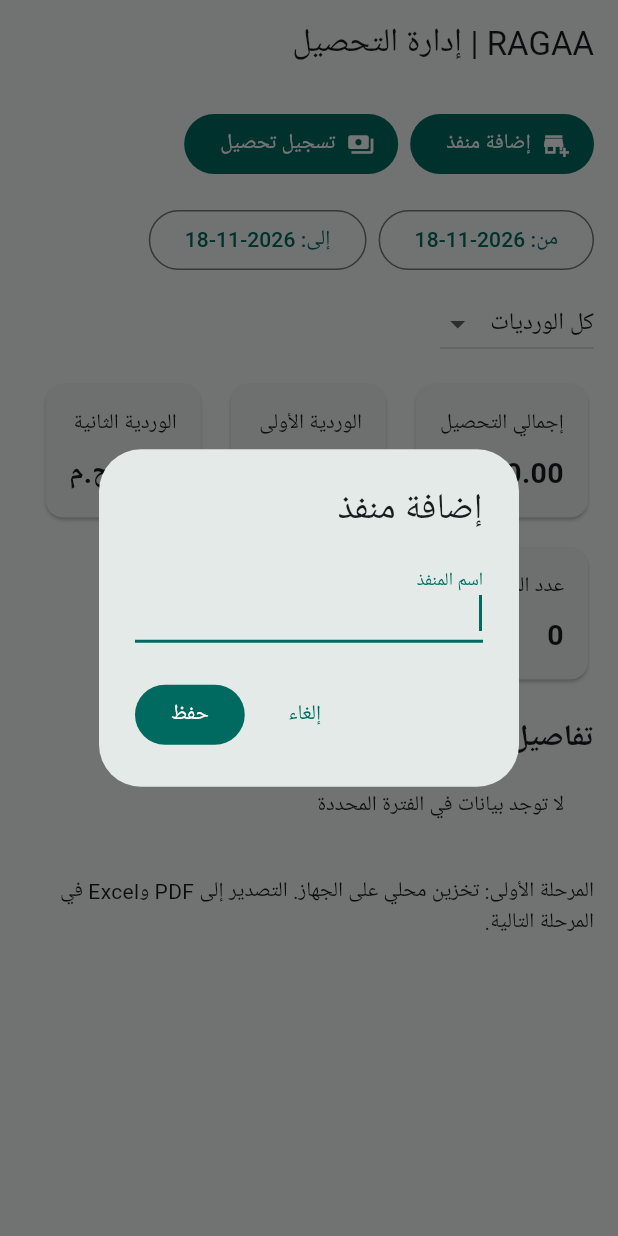
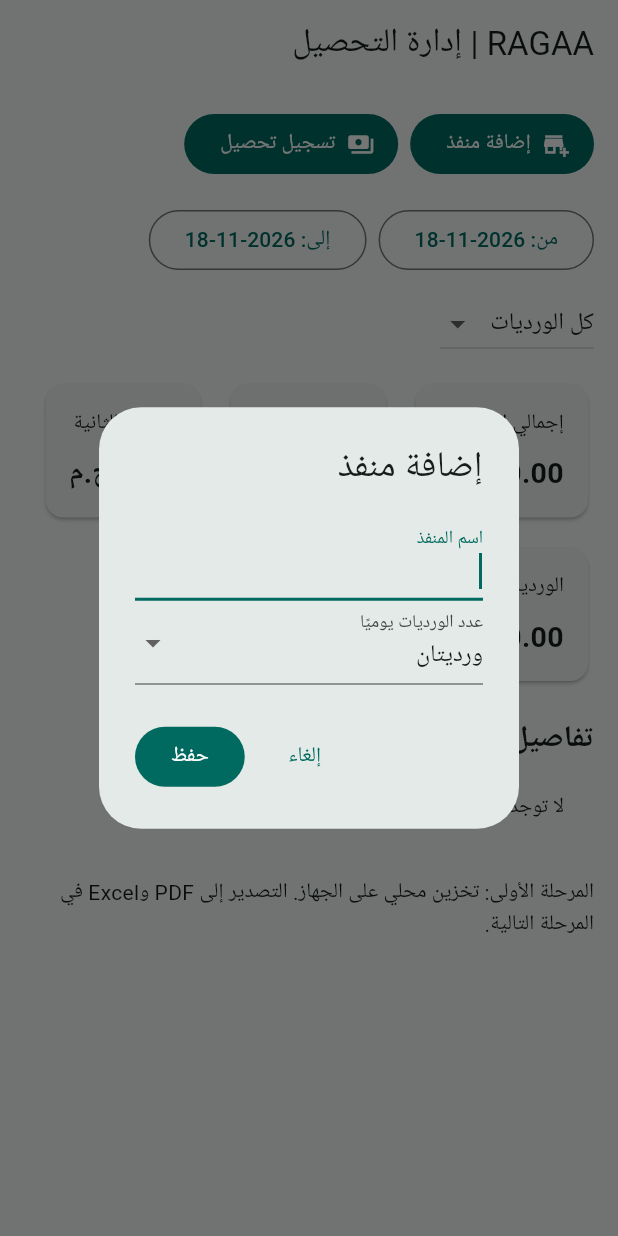
Before and after one commit to ahmadtefa/RAGAA, a Flutter app: the screen it shows after launch, after a tap on "إضافة منفذ", on a phone screen of 412 x 824 dp. Run offline on Flutter 3.47's test engine with Material 3 defaults, Android fonts, the phone set to English and light mode, and no system bars; our stand-ins replace shared_preferences.

Commit message:
feat: configure two or three shifts per outlet

```diff
--- a/lib/main.dart
+++ b/lib/main.dart
@@ -7,9 +7,10 @@ void main() => runApp(const RagaaApp());
 class Outlet {
   final String id;
   final String name;
-  const Outlet(this.id, this.name);
-  Map<String, dynamic> toJson() => {'id': id, 'name': name};
-  factory Outlet.fromJson(Map<String, dynamic> j) => Outlet(j['id'] as String, j['name'] as String);
+  final int shiftCount;
+  const Outlet(this.id, this.name, this.shiftCount);
+  Map<String, dynamic> toJson() => {'id': id, 'name': name, 'shiftCount': shiftCount};
+  factory Outlet.fromJson(Map<String, dynamic> j) => Outlet(j['id'] as String, j['name'] as String, (j['shiftCount'] as int?) ?? 2);
 }
 
 class Collection {
@@ -47,18 +48,19 @@ class RagaaStore extends ChangeNotifier {
     notifyListeners();
   }
 
-  Future<void> addOutlet(String name) async {
+  Future<void> addOutlet(String name, int shiftCount) async {
+    if (shiftCount != 2 && shiftCount != 3) throw const FormatException('عدد الورديات يجب أن يكون 2 أو 3');
     final clean = name.trim();
     if (clean.isEmpty || outlets.any((o) => o.name.toLowerCase() == clean.toLowerCase())) {
       throw const FormatException('اسم المنفذ فارغ أو مكرر');
     }
-    outlets.add(Outlet(DateTime.now().microsecondsSinceEpoch.toString(), clean));
+    outlets.add(Outlet(DateTime.now().microsecondsSinceEpoch.toString(), clean, shiftCount));
     await _save();
   }
 
   Future<void> saveCollection(Collection record) async {
     if (!outlets.any((o) => o.id == record.outletId) ||
-        record.shift < 1 || record.shift > 2 || record.piastres < 0 ||
+        record.shift < 1 || record.shift > outlets.firstWhere((o) => o.id == record.outletId).shiftCount || record.piastres < 0 ||
         DateTime.tryParse(record.day) == null) {
       throw const FormatException('بيانات التحصيل غير صحيحة');
     }
@@ -121,13 +123,17 @@ class _HomePageState extends State<HomePage> {
 
   Future<void> _addOutlet() async {
     final controller = TextEditingController();
+    int shiftCount = 2;
     final name = await showDialog<String>(context: context, builder: (ctx) =>
-      AlertDialog(title: const Text('إضافة منفذ'), content: TextField(controller: controller, autofocus: true, decoration: const InputDecoration(labelText: 'اسم المنفذ')),
+      StatefulBuilder(builder: (ctx, update) => AlertDialog(title: const Text('إضافة منفذ'), content: Column(mainAxisSize: MainAxisSize.min, children: [
+        TextField(controller: controller, autofocus: true, decoration: const InputDecoration(labelText: 'اسم المنفذ')),
+        DropdownButtonFormField<int>(initialValue: shiftCount, decoration: const InputDecoration(labelText: 'عدد الورديات يوميًا'), items: const [DropdownMenuItem(value: 2, child: Text('ورديتان')), DropdownMenuItem(value: 3, child: Text('3 ورديات'))], onChanged: (v) { if (v != null) update(() => shiftCount = v); }),
+      ]),
         actions: [TextButton(onPressed: () => Navigator.pop(ctx), child: const Text('إلغاء')),
-          FilledButton(onPressed: () => Navigator.pop(ctx, controller.text), child: const Text('حفظ'))]));
+          FilledButton(onPressed: () => Navigator.pop(ctx, controller.text), child: const Text('حفظ'))])));
     controller.dispose();
     if (name == null) return;
-    try { await store.addOutlet(name); } catch (e) { _error(e.toString()); }
+    try { await store.addOutlet(name, shiftCount); } catch (e) { _error(e.toString()); }
   }
 
   Future<void> _addCollection() async {
@@ -136,15 +142,16 @@ class _HomePageState extends State<HomePage> {
     int selectedShift = 1;
     DateTime day = DateTime.now();
     final amount = TextEditingController();
+    int countFor(String id) => store.outlets.firstWhere((o) => o.id == id).shiftCount;
     final result = await showDialog<Collection>(context: context, builder: (ctx) =>
       StatefulBuilder(builder: (ctx, update) => AlertDialog(
         title: const Text('تسجيل تحصيل وردية'),
         content: SingleChildScrollView(child: Column(mainAxisSize: MainAxisSize.min, children: [
           DropdownButtonFormField<String>(initialValue: outletId, decoration: const InputDecoration(labelText: 'المنفذ'),
             items: store.outlets.map((o) => DropdownMenuItem(value: o.id, child: Text(o.name))).toList(),
-            onChanged: (v) { if (v != null) update(() => outletId = v); }),
+            onChanged: (v) { if (v != null) update(() { outletId = v; if (selectedShift > countFor(v)) selectedShift = 1; }); }),
           DropdownButtonFormField<int>(initialValue: selectedShift, decoration: const InputDecoration(labelText: 'الوردية'),
-            items: const [DropdownMenuItem(value: 1, child: Text('الأولى')), DropdownMenuItem(value: 2, child: Text('الثانية'))],
+            items: List.generate(countFor(outletId), (i) => DropdownMenuItem(value: i + 1, child: Text('الوردية ${i + 1}'))),
             onChanged: (v) { if (v != null) update(() => selectedShift = v); }),
           TextButton.icon(onPressed: () async {
             final picked = await showDatePicker(context: ctx, initialDate: day, firstDate: DateTime(2020), lastDate: DateTime(2100));
@@ -198,6 +205,7 @@ class _HomePageState extends State<HomePage> {
     final total = rows.fold<int>(0, (sum, c) => sum + c.piastres);
     final shiftOne = rows.where((c) => c.shift == 1).fold<int>(0, (sum, c) => sum + c.piastres);
     final shiftTwo = rows.where((c) => c.shift == 2).fold<int>(0, (sum, c) => sum + c.piastres);
+    final shiftThree = rows.where((c) => c.shift == 3).fold<int>(0, (sum, c) => sum + c.piastres);
     final names = {for (final o in store.outlets) o.id: o.name};
     return Scaffold(
       appBar: AppBar(title: const Text('RAGAA | إدارة التحصيل')),
@@ -213,7 +221,8 @@ class _HomePageState extends State<HomePage> {
           DropdownButton<int?>(value: shift, hint: const Text('كل الورديات'),
             items: const [DropdownMenuItem<int?>(value: null, child: Text('كل الورديات')),
               DropdownMenuItem<int?>(value: 1, child: Text('الوردية الأولى')),
-              DropdownMenuItem<int?>(value: 2, child: Text('الوردية الثانية'))],
+              DropdownMenuItem<int?>(value: 2, child: Text('الوردية الثانية')),
+              DropdownMenuItem<int?>(value: 3, child: Text('الوردية الثالثة'))],
             onChanged: (v) => setState(() => shift = v)),
         ]),
         if (from.isAfter(to)) const Text('تاريخ البداية يجب ألا يكون بعد تاريخ النهاية', style: TextStyle(color: Colors.red)),
@@ -222,6 +231,7 @@ class _HomePageState extends State<HomePage> {
           _Metric('إجمالي التحصيل', '${money(total)} ج.م'),
           _Metric('الوردية الأولى', '${money(shiftOne)} ج.م'),
           _Metric('الوردية الثانية', '${money(shiftTwo)} ج.م'),
+          _Metric('الوردية الثالثة', '${money(shiftThree)} ج.م'),
           _Metric('عدد المنافذ', '${store.outlets.length}'),
         ]),
         const SizedBox(height: 20),
@@ -229,7 +239,7 @@ class _HomePageState extends State<HomePage> {
         if (rows.isEmpty) const Padding(padding: EdgeInsets.all(20), child: Text('لا توجد بيانات في الفترة المحددة')),
         ...rows.map((c) => Card(child: ListTile(
           title: Text(names[c.outletId] ?? 'منفذ غير معروف'),
-          subtitle: Text('${c.day} — الوردية ${c.shift == 1 ? 'الأولى' : 'الثانية'}'),
+          subtitle: Text('${c.day} — الوردية ${c.shift == 1 ? 'الأولى' : c.shift == 2 ? 'الثانية' : 'الثالثة'}'),
           trailing: Text('${money(c.piastres)} ج.م'),
         ))),
         const SizedBox(height: 16),
```
